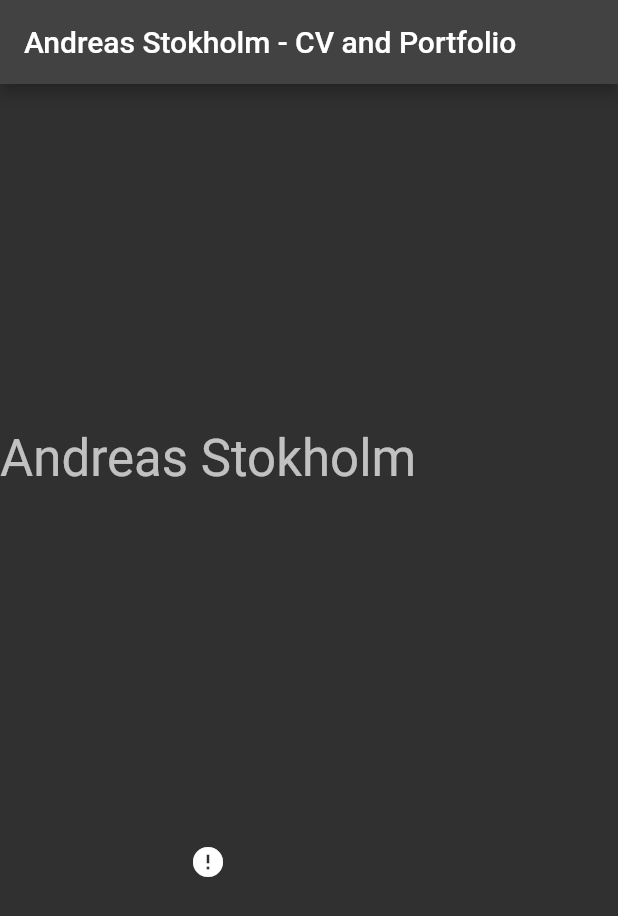
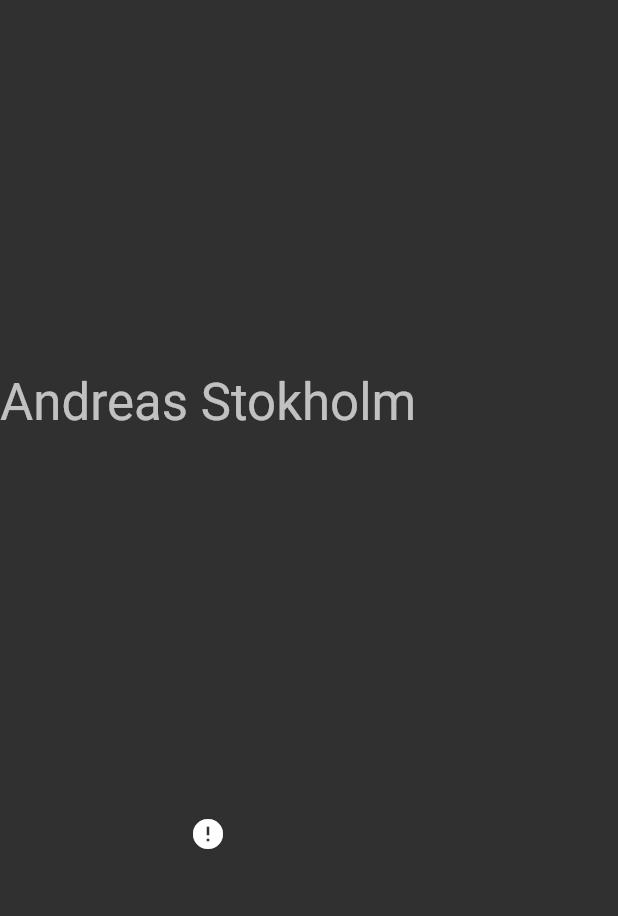
Before and after one commit to MalteMagnussen/astokholm, a Flutter app: the screen it shows after launch, on a phone screen of 412 x 824 dp. Shown: the top 916 px of the screen. Run offline on Flutter 3.47's test engine with Material 2 defaults, Android fonts, the light colour scheme and no system bars; drawn by our look-alikes of cached_network_image; network calls fail.

Commit message:
Update main.dart

```diff
--- a/lib/main.dart
+++ b/lib/main.dart
@@ -33,9 +33,6 @@ class _MyHomePageState extends State<MyHomePage> {
   @override
   Widget build(BuildContext context) {
     return Scaffold(
-      appBar: AppBar(
-        title: Text(widget.title),
-      ),
       body: LayoutBuilder(
         builder: (BuildContext context, BoxConstraints constraints) {
           return SingleChildScrollView(
```
